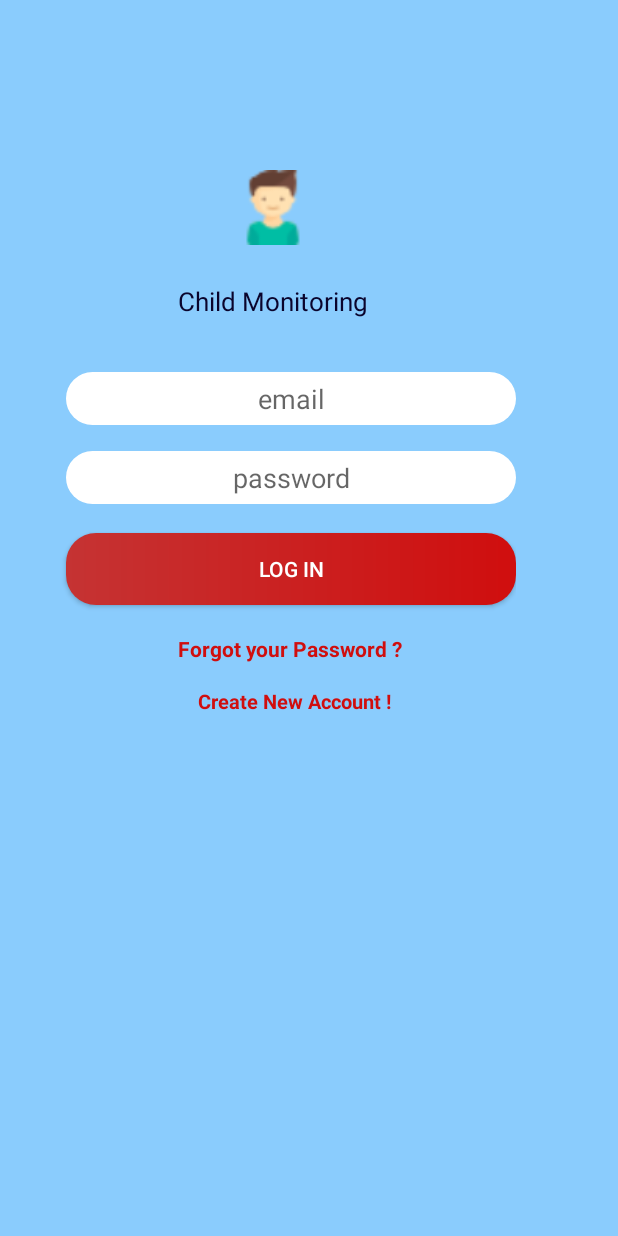
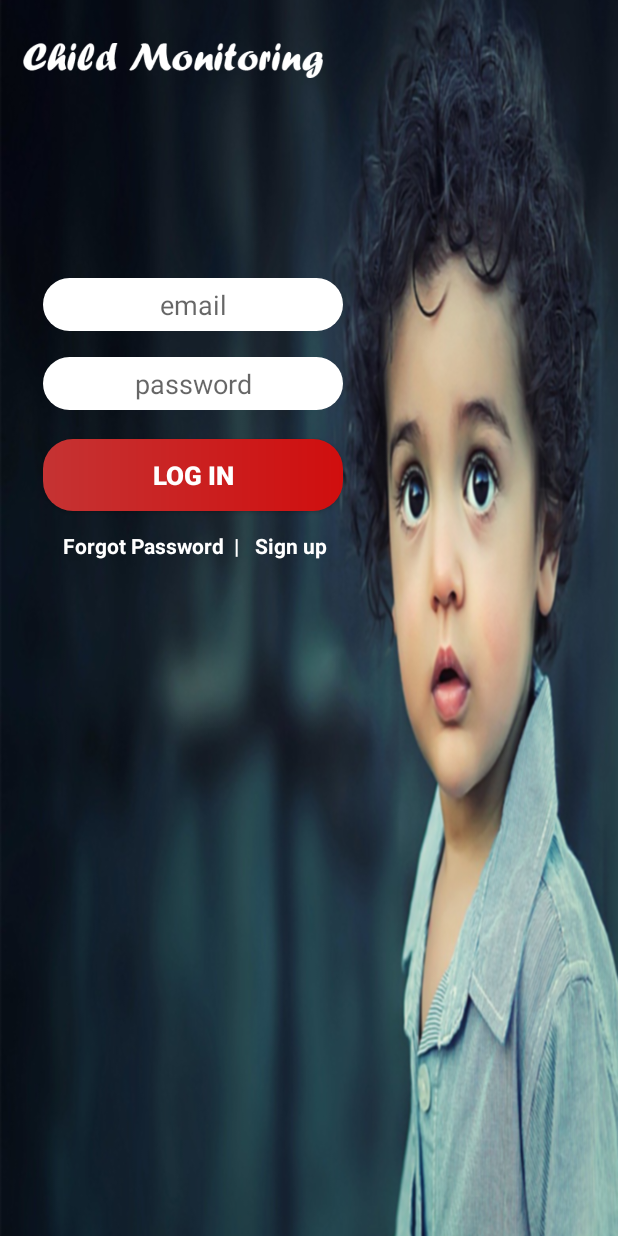
Before and after one commit to AliSabry97/ChildMonitoring, an Android app: the screen it shows after launch (MainActivity), on a phone screen of 412 x 824 dp. Run offline under Robolectric (Android 15) with nearby library versions, the phone set to English and light mode, and no system bars; our stand-ins replace Firebase (no records; nobody signed in at launch, a user with empty details on screens opened directly).

Commit message:
new updates to our app.

```diff
--- a/app/src/main/res/layout/activity_main.xml
+++ b/app/src/main/res/layout/activity_main.xml
@@ -5,55 +5,39 @@
     android:layout_width="match_parent"
     android:layout_height="match_parent"
     tools:context="team.child.childmonitoring.MainActivity"
-    android:background="#8accfd"
-    android:padding="20dp">
+    android:background="@drawable/background"
+    android:padding="15dp"
+    >
 
     <RelativeLayout
-
         android:layout_width="wrap_content"
         android:layout_height="wrap_content"
         android:layout_alignParentTop="true"
         android:layout_alignParentBottom="true"
         android:layout_alignParentStart="true">
+        <ImageView
+            android:layout_width="200dp"
+            android:layout_height="wrap_content"
+            android:src="@drawable/text"
+            android:id="@+id/imageView" />
 
-        <ImageView
-            android:layout_width="100dp"
-            android:layout_height="50dp"
-            android:src="@drawable/boy"
-            android:id="@+id/image_boy"
-            android:layout_marginTop="93dp"
-            android:layout_alignParentTop="true"
-            android:layout_centerHorizontal="true" />
-        <TextView
-            android:layout_width="wrap_content"
-            android:layout_height="wrap_content"
-            android:text="Child Monitoring"
-            android:textSize="17sp"
-            android:layout_marginTop="25dp"
-            android:id="@+id/app_name"
-            android:textColor="#0a042c"
-            android:layout_below="@+id/image_boy"
-            android:layout_centerHorizontal="true" />
         <EditText
-            android:layout_centerHorizontal="true"
-            android:layout_centerVertical="true"
             android:background="@drawable/edit_text_background"
-            android:layout_width="300dp"
+            android:layout_width="200dp"
             android:layout_height="35dp"
-            android:layout_marginTop="35dp"
             android:id="@+id/login_email"
             android:hint="email"
             android:gravity="center"
             android:textAlignment="center"
             android:textColor="@color/black"
-            android:layout_below="@+id/app_name"
-            android:layout_alignParentStart="true"
-            android:layout_marginStart="24dp" />
+            android:layout_marginStart="13dp"
+            android:layout_below="@+id/imageView"
+            android:layout_marginTop="120dp" />
         <EditText
             android:layout_centerHorizontal="true"
             android:layout_centerVertical="true"
             android:background="@drawable/edit_text_background"
-            android:layout_width="300dp"
+            android:layout_width="200dp"
             android:layout_height="35dp"
             android:hint="password"
             android:gravity="center"
@@ -65,10 +49,12 @@
         <Button
             android:layout_centerHorizontal="true"
             android:layout_centerVertical="true"
-            android:layout_width="300dp"
+            android:layout_width="200dp"
             android:layout_height="wrap_content"
             android:text="Log in"
             android:gravity="center"
+            android:textStyle="bold"
+            android:textSize="17sp"
             android:id="@+id/login_btn"
             android:background="@drawable/btn_login_background"
             android:textColor="#fff"
@@ -78,24 +64,27 @@
         <TextView
             android:layout_width="wrap_content"
             android:layout_height="wrap_content"
-            android:textColor="#d00e0e"
-            android:text="Forgot your Password ?"
+            android:textColor="#fff"
+            android:text="Forgot Password  |"
             android:textStyle="bold"
+            android:textSize="14sp"
             android:id="@+id/forgot_password"
-            android:layout_marginTop="19dp"
+            android:layout_marginTop="13dp"
+            android:layout_marginStart="13dp"
             android:layout_below="@+id/login_btn"
-            android:layout_alignStart="@+id/app_name" />
+            android:layout_alignStart="@+id/login_btn" />
         <TextView
-            android:textSize="13sp"
+            android:textSize="14sp"
             android:textStyle="bold"
             android:layout_width="wrap_content"
             android:layout_height="wrap_content"
-            android:text="Create New Account !"
-            android:textColor="#d00e0e"
-            android:layout_marginTop="16dp"
+            android:text="Sign up"
+            android:layout_marginLeft="10dp"
+            android:textColor="#fff"
             android:id="@+id/create_Account"
-            android:layout_below="@+id/forgot_password"
-            android:layout_alignStart="@+id/image_boy" />
+            android:layout_alignBaseline="@+id/forgot_password"
+            android:layout_alignBottom="@+id/forgot_password"
+            android:layout_toEndOf="@+id/forgot_password" />
     </RelativeLayout>
 
 
--- a/build.gradle
+++ b/build.gradle
@@ -6,7 +6,7 @@ buildscript {
         google()
     }
     dependencies {
-        classpath 'com.android.tools.build:gradle:3.3.1'
+        classpath 'com.android.tools.build:gradle:2.3.3'
 
         // NOTE: Do not place your application dependencies here; they belong
         // in the individual module build.gradle files
```
Also changed, not shown: app/src/main/res/drawable/background.png (added), app/src/main/res/drawable/text.png (added), 1 other file.
